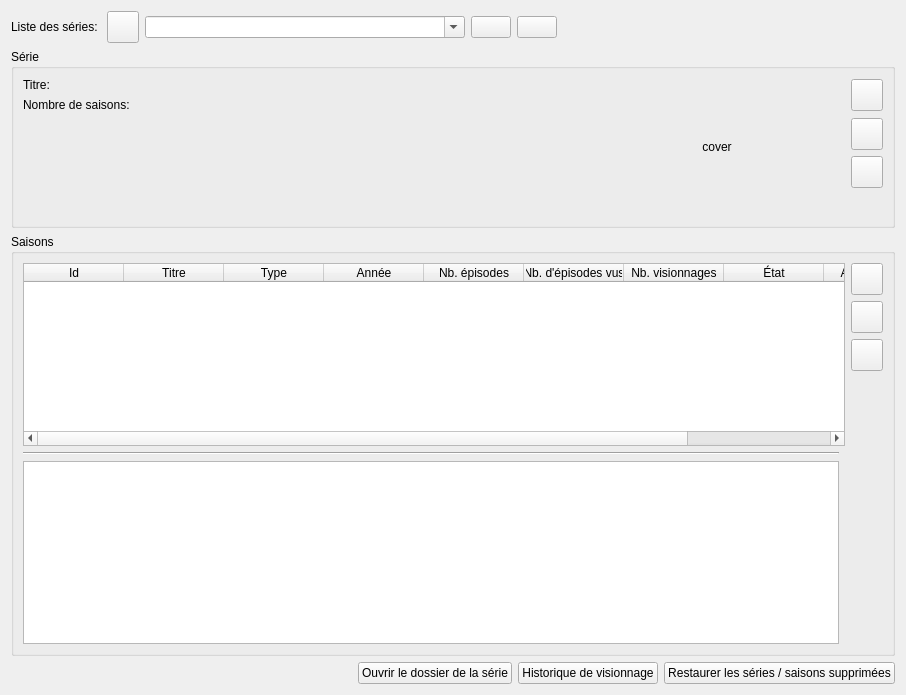
This is src/ui/tabs/full_list_tab.ui in seigneurfuo/MyAnimeManager3 as Qt 5 draws it before an edit. The edited form follows.
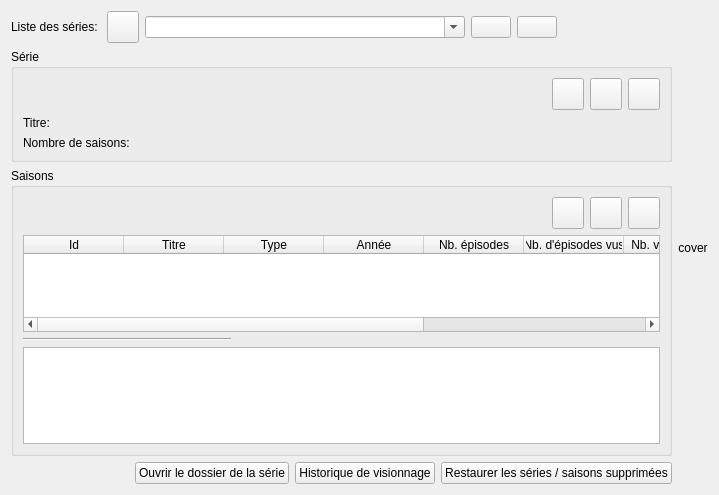
This is the edited form. Icons and pictures are not drawn.

Commit message: Nouvelle UI pour la page de visualisation des séries / saisons.

What changed in the file:
```diff
--- a/src/ui/tabs/full_list_tab.ui
+++ b/src/ui/tabs/full_list_tab.ui
@@ -6,14 +6,16 @@
    <rect>
     <x>0</x>
     <y>0</y>
-    <width>906</width>
-    <height>695</height>
+    <width>719</width>
+    <height>495</height>
    </rect>
   </property>
   <property name="windowTitle">
    <string>Form</string>
   </property>
-  <layout class="QVBoxLayout" name="verticalLayout_3" stretch="0,0,0,0">
+  <layout class="QHBoxLayout" name="horizontalLayout_2">
+   <item>
+    <layout class="QVBoxLayout" name="verticalLayout_3">
    <item>
     <layout class="QGridLayout" name="gridLayout">
      <item row="0" column="2">
@@ -104,137 +106,121 @@
      <property name="flat">
       <bool>true</bool>
      </property>
+       <layout class="QGridLayout" name="gridLayout_4">
+        <item row="0" column="1">
      <layout class="QGridLayout" name="gridLayout_3">
+          <item row="0" column="2">
+           <widget class="QPushButton" name="edit_serie_button">
+            <property name="minimumSize">
+             <size>
+              <width>32</width>
+              <height>32</height>
+             </size>
+            </property>
+            <property name="maximumSize">
+             <size>
+              <width>32</width>
+              <height>32</height>
+             </size>
+            </property>
+            <property name="text">
+             <string/>
+            </property>
+            <property name="icon">
+             <iconset>
+              <normaloff>../../resources/icons/pencil.png</normaloff>../../resources/icons/pencil.png</iconset>
+            </property>
+           </widget>
+          </item>
+          <item row="0" column="1">
+           <widget class="QPushButton" name="add_serie_button">
+            <property name="minimumSize">
+             <size>
+              <width>32</width>
+              <height>32</height>
+             </size>
+            </property>
+            <property name="maximumSize">
+             <size>
+              <width>32</width>
+              <height>32</height>
+             </size>
+            </property>
+            <property name="text">
+             <string/>
+            </property>
+            <property name="icon">
+             <iconset>
+              <normaloff>../../resources/icons/plus.png</normaloff>../../resources/icons/plus.png</iconset>
+            </property>
+           </widget>
+          </item>
+          <item row="0" column="3">
+           <widget class="QPushButton" name="delete_serie_button">
+            <property name="minimumSize">
+             <size>
+              <width>32</width>
+              <height>32</height>
+             </size>
+            </property>
+            <property name="maximumSize">
+             <size>
+              <width>32</width>
+              <height>32</height>
+             </size>
+            </property>
+            <property name="text">
+             <string/>
+            </property>
+            <property name="icon">
+             <iconset>
+              <normaloff>../../resources/icons/minus.png</normaloff>../../resources/icons/minus.png</iconset>
+            </property>
+           </widget>
+          </item>
       <item row="0" column="0">
-       <layout class="QFormLayout" name="formLayout_3">
+           <spacer name="horizontalSpacer">
+            <property name="orientation">
+             <enum>Qt::Orientation::Horizontal</enum>
+            </property>
+            <property name="sizeHint" stdset="0">
+             <size>
+              <width>40</width>
+              <height>20</height>
+             </size>
+            </property>
+           </spacer>
+          </item>
+         </layout>
+        </item>
         <item row="1" column="0">
+         <widget class="QLabel" name="label_13">
+          <property name="text">
+           <string>Titre:</string>
+          </property>
+         </widget>
+        </item>
+        <item row="1" column="1">
+         <widget class="QLabel" name="label_3">
+          <property name="text">
+           <string>&lt;Titre de la série&gt;</string>
+          </property>
+         </widget>
+        </item>
+        <item row="2" column="0">
          <widget class="QLabel" name="label">
           <property name="text">
            <string>Nombre de saisons:</string>
           </property>
          </widget>
         </item>
-        <item row="1" column="1">
+        <item row="2" column="1">
          <widget class="QLabel" name="label_2">
           <property name="text">
            <string>&lt;nb saisons&gt;</string>
           </property>
          </widget>
         </item>
-        <item row="0" column="1">
-         <widget class="QLabel" name="label_3">
-          <property name="text">
-           <string>&lt;Titre de la série&gt;</string>
-          </property>
-         </widget>
-        </item>
-        <item row="0" column="0">
-         <widget class="QLabel" name="label_13">
-          <property name="text">
-           <string>Titre:</string>
-          </property>
-         </widget>
-        </item>
-       </layout>
-      </item>
-      <item row="3" column="2">
-       <spacer name="verticalSpacer_2">
-        <property name="orientation">
-         <enum>Qt::Orientation::Vertical</enum>
-        </property>
-        <property name="sizeHint" stdset="0">
-         <size>
-          <width>20</width>
-          <height>40</height>
-         </size>
-        </property>
-       </spacer>
-      </item>
-      <item row="2" column="2">
-       <widget class="QPushButton" name="delete_serie_button">
-        <property name="minimumSize">
-         <size>
-          <width>32</width>
-          <height>32</height>
-         </size>
-        </property>
-        <property name="maximumSize">
-         <size>
-          <width>32</width>
-          <height>32</height>
-         </size>
-        </property>
-        <property name="text">
-         <string/>
-        </property>
-        <property name="icon">
-         <iconset>
-          <normaloff>../../resources/icons/minus.png</normaloff>../../resources/icons/minus.png</iconset>
-        </property>
-       </widget>
-      </item>
-      <item row="1" column="2">
-       <widget class="QPushButton" name="edit_serie_button">
-        <property name="minimumSize">
-         <size>
-          <width>32</width>
-          <height>32</height>
-         </size>
-        </property>
-        <property name="maximumSize">
-         <size>
-          <width>32</width>
-          <height>32</height>
-         </size>
-        </property>
-        <property name="text">
-         <string/>
-        </property>
-        <property name="icon">
-         <iconset>
-          <normaloff>../../resources/icons/pencil.png</normaloff>../../resources/icons/pencil.png</iconset>
-        </property>
-       </widget>
-      </item>
-      <item row="0" column="2">
-       <widget class="QPushButton" name="add_serie_button">
-        <property name="minimumSize">
-         <size>
-          <width>32</width>
-          <height>32</height>
-         </size>
-        </property>
-        <property name="maximumSize">
-         <size>
-          <width>32</width>
-          <height>32</height>
-         </size>
-        </property>
-        <property name="text">
-         <string/>
-        </property>
-        <property name="icon">
-         <iconset>
-          <normaloff>../../resources/icons/plus.png</normaloff>../../resources/icons/plus.png</iconset>
-        </property>
-       </widget>
-      </item>
-      <item row="0" column="1" rowspan="4">
-       <widget class="QLabel" name="label_4">
-        <property name="maximumSize">
-         <size>
-          <width>256</width>
-          <height>256</height>
-         </size>
-        </property>
-        <property name="text">
-         <string>cover</string>
-        </property>
-        <property name="alignment">
-         <set>Qt::AlignmentFlag::AlignCenter</set>
-        </property>
-       </widget>
-      </item>
      </layout>
     </widget>
    </item>
@@ -254,7 +240,93 @@
         </property>
        </widget>
       </item>
-      <item row="1" column="0" colspan="2">
+        <item row="0" column="0" colspan="3">
+         <layout class="QGridLayout" name="gridLayout_5">
+          <item row="0" column="3">
+           <widget class="QPushButton" name="delete_season_button">
+            <property name="minimumSize">
+             <size>
+              <width>32</width>
+              <height>32</height>
+             </size>
+            </property>
+            <property name="maximumSize">
+             <size>
+              <width>32</width>
+              <height>32</height>
+             </size>
+            </property>
+            <property name="text">
+             <string/>
+            </property>
+            <property name="icon">
+             <iconset>
+              <normaloff>../../resources/icons/minus.png</normaloff>../../resources/icons/minus.png</iconset>
+            </property>
+           </widget>
+          </item>
+          <item row="0" column="2">
+           <widget class="QPushButton" name="edit_season_button">
+            <property name="minimumSize">
+             <size>
+              <width>32</width>
+              <height>32</height>
+             </size>
+            </property>
+            <property name="maximumSize">
+             <size>
+              <width>32</width>
+              <height>32</height>
+             </size>
+            </property>
+            <property name="text">
+             <string/>
+            </property>
+            <property name="icon">
+             <iconset>
+              <normaloff>../../resources/icons/pencil.png</normaloff>../../resources/icons/pencil.png</iconset>
+            </property>
+           </widget>
+          </item>
+          <item row="0" column="1">
+           <widget class="QPushButton" name="add_season_button">
+            <property name="minimumSize">
+             <size>
+              <width>32</width>
+              <height>32</height>
+             </size>
+            </property>
+            <property name="maximumSize">
+             <size>
+              <width>32</width>
+              <height>32</height>
+             </size>
+            </property>
+            <property name="text">
+             <string/>
+            </property>
+            <property name="icon">
+             <iconset>
+              <normaloff>../../resources/icons/plus.png</normaloff>../../resources/icons/plus.png</iconset>
+            </property>
+           </widget>
+          </item>
+          <item row="0" column="0">
+           <spacer name="horizontalSpacer_4">
+            <property name="orientation">
+             <enum>Qt::Orientation::Horizontal</enum>
+            </property>
+            <property name="sizeHint" stdset="0">
+             <size>
+              <width>40</width>
+              <height>20</height>
+             </size>
+            </property>
+           </spacer>
+          </item>
+         </layout>
+        </item>
+        <item row="1" column="0" colspan="3">
        <widget class="QTableWidget" name="tableWidget">
         <property name="editTriggers">
          <set>QAbstractItemView::EditTrigger::NoEditTriggers</set>
@@ -338,7 +410,7 @@
         </column>
        </widget>
       </item>
-      <item row="3" column="0">
+        <item row="3" column="0" colspan="3">
        <widget class="QPlainTextEdit" name="plainTextEdit">
         <property name="readOnly">
          <bool>true</bool>
@@ -348,92 +420,6 @@
         </property>
        </widget>
       </item>
-      <item row="1" column="2" rowspan="2">
-       <layout class="QVBoxLayout" name="verticalLayout_2">
-        <item>
-         <widget class="QPushButton" name="add_season_button">
-          <property name="minimumSize">
-           <size>
-            <width>32</width>
-            <height>32</height>
-           </size>
-          </property>
-          <property name="maximumSize">
-           <size>
-            <width>32</width>
-            <height>32</height>
-           </size>
-          </property>
-          <property name="text">
-           <string/>
-          </property>
-          <property name="icon">
-           <iconset>
-            <normaloff>../../resources/icons/plus.png</normaloff>../../resources/icons/plus.png</iconset>
-          </property>
-         </widget>
-        </item>
-        <item>
-         <widget class="QPushButton" name="edit_season_button">
-          <property name="minimumSize">
-           <size>
-            <width>32</width>
-            <height>32</height>
-           </size>
-          </property>
-          <property name="maximumSize">
-           <size>
-            <width>32</width>
-            <height>32</height>
-           </size>
-          </property>
-          <property name="text">
-           <string/>
-          </property>
-          <property name="icon">
-           <iconset>
-            <normaloff>../../resources/icons/pencil.png</normaloff>../../resources/icons/pencil.png</iconset>
-          </property>
-         </widget>
-        </item>
-        <item>
-         <widget class="QPushButton" name="delete_season_button">
-          <property name="minimumSize">
-           <size>
-            <width>32</width>
-            <height>32</height>
-           </size>
-          </property>
-          <property name="maximumSize">
-           <size>
-            <width>32</width>
-            <height>32</height>
-           </size>
-          </property>
-          <property name="text">
-           <string/>
-          </property>
-          <property name="icon">
-           <iconset>
-            <normaloff>../../resources/icons/minus.png</normaloff>../../resources/icons/minus.png</iconset>
-          </property>
-         </widget>
-        </item>
-        <item>
-         <spacer name="verticalSpacer">
-          <property name="orientation">
-           <enum>Qt::Orientation::Vertical</enum>
-          </property>
-          <property name="sizeHint" stdset="0">
-           <size>
-            <width>20</width>
-            <height>40</height>
-           </size>
-          </property>
-         </spacer>
-        </item>
-       </layout>
-      </item>
      </layout>
     </widget>
    </item>
@@ -488,6 +474,54 @@
     </layout>
    </item>
   </layout>
+   </item>
+   <item>
+    <layout class="QVBoxLayout" name="verticalLayout">
+     <item>
+      <spacer name="verticalSpacer">
+       <property name="orientation">
+        <enum>Qt::Orientation::Vertical</enum>
+       </property>
+       <property name="sizeHint" stdset="0">
+        <size>
+         <width>20</width>
+         <height>40</height>
+        </size>
+       </property>
+      </spacer>
+     </item>
+     <item>
+      <widget class="QLabel" name="label_4">
+       <property name="maximumSize">
+        <size>
+         <width>256</width>
+         <height>256</height>
+        </size>
+       </property>
+       <property name="text">
+        <string>cover</string>
+       </property>
+       <property name="alignment">
+        <set>Qt::AlignmentFlag::AlignCenter</set>
+       </property>
+      </widget>
+     </item>
+     <item>
+      <spacer name="verticalSpacer_3">
+       <property name="orientation">
+        <enum>Qt::Orientation::Vertical</enum>
+       </property>
+       <property name="sizeHint" stdset="0">
+        <size>
+         <width>20</width>
+         <height>40</height>
+        </size>
+       </property>
+      </spacer>
+     </item>
+    </layout>
+   </item>
+  </layout>
  </widget>
  <tabstops>
   <tabstop>comboBox</tabstop>
```
Left out of the diff: 3 changed lines with no effect on the pictures. Lines whose indentation alone changed are shown as unchanged. The commit also changes 2 other files.
